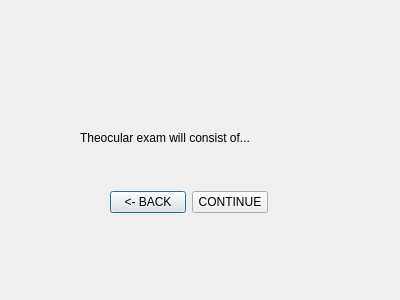
First picture: the form in Qt_Creator/projectPHOE/oculardescr.ui, repository jdsalguer/senior_project, before the edit.
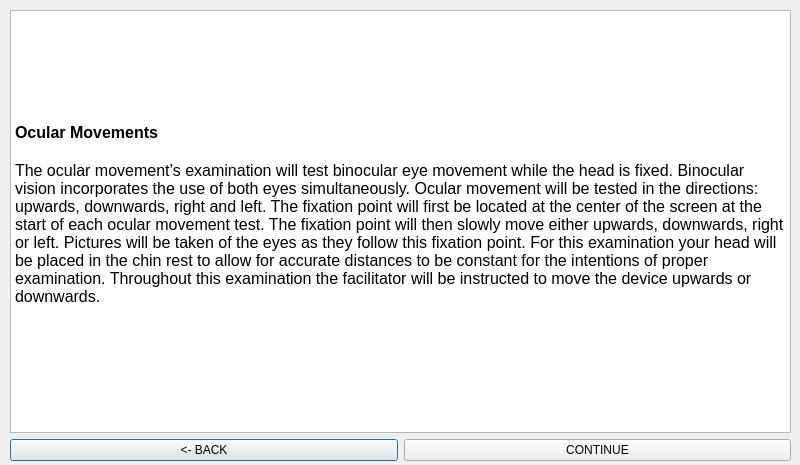
Second picture: the form after the edit.

```diff
--- a/Qt_Creator/projectPHOE/oculardescr.ui
+++ b/Qt_Creator/projectPHOE/oculardescr.ui
@@ -6,35 +6,43 @@
    <rect>
     <x>0</x>
     <y>0</y>
-    <width>400</width>
-    <height>300</height>
+    <width>800</width>
+    <height>465</height>
    </rect>
   </property>
   <property name="windowTitle">
    <string>Dialog</string>
   </property>
-  <widget class="QLabel" name="label">
-   <property name="geometry">
-    <rect>
-     <x>80</x>
-     <y>130</y>
-     <width>251</width>
-     <height>16</height>
-    </rect>
-   </property>
-   <property name="text">
-    <string>Theocular exam will consist of...</string>
-   </property>
-  </widget>
   <widget class="QWidget" name="">
    <property name="geometry">
     <rect>
-     <x>110</x>
-     <y>190</y>
-     <width>158</width>
-     <height>25</height>
+     <x>10</x>
+     <y>10</y>
+     <width>781</width>
+     <height>451</height>
     </rect>
    </property>
+   <layout class="QVBoxLayout" name="verticalLayout">
+    <item>
+     <widget class="QTextBrowser" name="textBrowser">
+      <property name="html">
+       <string>&lt;!DOCTYPE HTML PUBLIC &quot;-//W3C//DTD HTML 4.0//EN&quot; &quot;http://www.w3.org/TR/REC-html40/strict.dtd&quot;&gt;
+&lt;html&gt;&lt;head&gt;&lt;meta name=&quot;qrichtext&quot; content=&quot;1&quot; /&gt;&lt;style type=&quot;text/css&quot;&gt;
+p, li { white-space: pre-wrap; }
+&lt;/style&gt;&lt;/head&gt;&lt;body style=&quot; font-family:'MS Shell Dlg 2'; font-size:8.25pt; font-weight:400; font-style:normal;&quot;&gt;
+&lt;p style=&quot;-qt-paragraph-type:empty; margin-top:0px; margin-bottom:0px; margin-left:0px; margin-right:0px; -qt-block-indent:0; text-indent:0px;&quot;&gt;&lt;br /&gt;&lt;/p&gt;
+&lt;p style=&quot;-qt-paragraph-type:empty; margin-top:0px; margin-bottom:0px; margin-left:0px; margin-right:0px; -qt-block-indent:0; text-indent:0px; font-size:12pt; font-weight:600;&quot;&gt;&lt;br /&gt;&lt;/p&gt;
+&lt;p style=&quot;-qt-paragraph-type:empty; margin-top:0px; margin-bottom:0px; margin-left:0px; margin-right:0px; -qt-block-indent:0; text-indent:0px; font-size:12pt; font-weight:600;&quot;&gt;&lt;br /&gt;&lt;/p&gt;
+&lt;p style=&quot;-qt-paragraph-type:empty; margin-top:0px; margin-bottom:0px; margin-left:0px; margin-right:0px; -qt-block-indent:0; text-indent:0px; font-size:12pt; font-weight:600;&quot;&gt;&lt;br /&gt;&lt;/p&gt;
+&lt;p style=&quot;-qt-paragraph-type:empty; margin-top:0px; margin-bottom:0px; margin-left:0px; margin-right:0px; -qt-block-indent:0; text-indent:0px; font-size:12pt; font-weight:600;&quot;&gt;&lt;br /&gt;&lt;/p&gt;
+&lt;p style=&quot;-qt-paragraph-type:empty; margin-top:0px; margin-bottom:0px; margin-left:0px; margin-right:0px; -qt-block-indent:0; text-indent:0px; font-size:12pt; font-weight:600;&quot;&gt;&lt;br /&gt;&lt;/p&gt;
+&lt;p style=&quot; margin-top:0px; margin-bottom:0px; margin-left:0px; margin-right:0px; -qt-block-indent:0; text-indent:0px;&quot;&gt;&lt;span style=&quot; font-size:12pt; font-weight:600;&quot;&gt;Ocular Movements&lt;/span&gt;&lt;/p&gt;
+&lt;p style=&quot;-qt-paragraph-type:empty; margin-top:0px; margin-bottom:0px; margin-left:0px; margin-right:0px; -qt-block-indent:0; text-indent:0px; font-size:12pt;&quot;&gt;&lt;br /&gt;&lt;/p&gt;
+&lt;p style=&quot; margin-top:0px; margin-bottom:0px; margin-left:0px; margin-right:0px; -qt-block-indent:0; text-indent:0px;&quot;&gt;&lt;span style=&quot; font-size:12pt;&quot;&gt;The ocular movement’s examination will test binocular eye movement while the head is fixed. Binocular vision incorporates the use of both eyes simultaneously. Ocular movement will be tested in the directions: upwards, downwards, right and left. The fixation point will first be located at the center of the screen at the start of each ocular movement test. The fixation point will then slowly move either upwards, downwards, right or left. Pictures will be taken of the eyes as they follow this fixation point. For this examination your head will be placed in the chin rest to allow for accurate distances to be constant for the intentions of proper examination. Throughout this examination the facilitator will be instructed to move the device upwards or downwards.&lt;/span&gt;&lt;/p&gt;&lt;/body&gt;&lt;/html&gt;</string>
+      </property>
+     </widget>
+    </item>
+    <item>
    <layout class="QHBoxLayout" name="horizontalLayout">
     <item>
      <widget class="QPushButton" name="ocudescrbackButton">
@@ -49,6 +57,8 @@
        <string>CONTINUE</string>
       </property>
      </widget>
+      </item>
+     </layout>
     </item>
    </layout>
   </widget>
```
Lines whose indentation alone changed are shown as unchanged.
